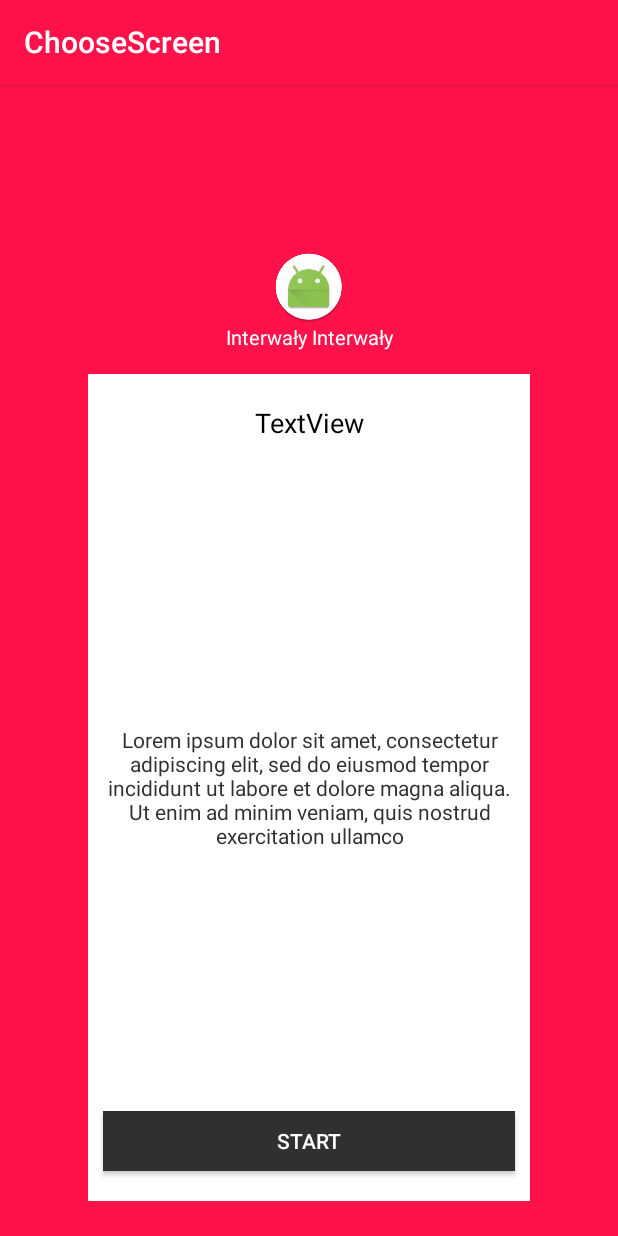
After one commit to bogusz2233/Ear-training, an Android app: the ChooseScreen screen opened directly, with no data from a screen before it, on a phone screen of 412 x 824 dp. The commit adds this screen. Run offline under Robolectric (Android 15) with nearby library versions, the phone set to English and light mode, and no system bars.

Commit message:
added new activity for choosing quest

```diff
--- a/app/src/main/AndroidManifest.xml
+++ b/app/src/main/AndroidManifest.xml
@@ -8,17 +8,23 @@
         android:label="@string/app_name"
         android:roundIcon="@drawable/logo"
         android:supportsRtl="true"
-        android:theme="@style/Theme.AppCompat.NoActionBar">
-        <activity android:name=".MainActivity"
-            android:screenOrientation="portrait"
-            >
+        android:theme="@style/Theme.AppCompat.NoActionBar"
+        android:banner="@color/colorPrimaryDark"
+        >
+        <activity
+            android:name=".MainActivity"
+            android:screenOrientation="portrait">
             <intent-filter>
                 <action android:name="android.intent.action.MAIN" />
 
                 <category android:name="android.intent.category.LAUNCHER" />
             </intent-filter>
         </activity>
-        <activity android:name=".Ikona" />
+        <activity
+            android:name=".ChooseScreen"
+            android:configChanges="orientation|keyboardHidden|screenSize"
+            android:label="@string/title_activity_choose_screen"
+            android:theme="@style/FullscreenTheme"></activity>
     </application>
 
 </manifest>
--- /dev/null
+++ b/app/src/main/java/com/example/bogusz/eartraining/ChooseScreen.java
@@ -0,0 +1,21 @@
+package com.example.bogusz.eartraining;
+
+import android.annotation.SuppressLint;
+import android.support.v7.app.ActionBar;
+import android.support.v7.app.AppCompatActivity;
+import android.os.Bundle;
+import android.os.Handler;
+import android.view.MotionEvent;
+import android.view.View;
+
+/**
+ * An example full-screen activity that shows and hides the system UI (i.e.
+ * status bar and navigation/system bar) with user interaction.
+ */
+public class ChooseScreen extends AppCompatActivity {
+    @Override
+    protected void onCreate(Bundle savedInstanceState) {
+        super.onCreate(savedInstanceState);
+        setContentView(R.layout.activity_choose_screen);
+    }
+}
--- /dev/null
+++ b/app/src/main/java/com/example/bogusz/eartraining/KartaZadan.java
@@ -0,0 +1,20 @@
+package com.example.bogusz.eartraining;
+
+
+import android.os.Bundle;
+import android.support.annotation.Nullable;
+import android.support.v4.app.Fragment;
+import android.view.LayoutInflater;
+import android.view.View;
+import android.view.ViewGroup;
+
+
+public class KartaZadan extends Fragment {
+
+    @Nullable
+    @Override
+    public View onCreateView(LayoutInflater inflater, @Nullable ViewGroup container, Bundle savedInstanceState) {
+        // ta metoda wystarczy by utworzyć fragment
+        return inflater.inflate(R.layout.fragment_karta_zadan, container,false);
+    }
+}
--- /dev/null
+++ b/app/src/main/res/layout/activity_choose_screen.xml
@@ -0,0 +1,74 @@
+<RelativeLayout xmlns:android="http://schemas.android.com/apk/res/android"
+    xmlns:app="http://schemas.android.com/apk/res-auto"
+    xmlns:tools="http://schemas.android.com/tools"
+    android:layout_width="match_parent"
+    android:layout_height="match_parent"
+    android:background="@color/colorPrimary"
+    tools:context="com.example.bogusz.eartraining.ChooseScreen"
+    android:padding="3sp"
+    >
+
+
+
+    <TableLayout
+        android:layout_width="match_parent"
+        android:layout_height="fill_parent"
+        android:shrinkColumns="*"
+        android:stretchColumns="*">
+
+        <fragment
+            android:layout_gravity="center_horizontal"
+            android:id="@+id/fragmentIkona"
+            android:name="com.example.bogusz.eartraining.IkonaFragment"
+            android:layout_width="match_parent"
+            android:layout_height="180sp"
+            android:gravity="center"
+            tools:layout="@layout/fragment_ikona" />
+        <TableRow
+            android:layout_gravity="center"
+            android:layout_width="match_parent"
+            android:layout_height="fill_parent"
+            android:paddingBottom="20sp"
+            android:paddingTop="10sp"
+            android:gravity="center"
+            >
+
+            <android.support.constraint.ConstraintLayout
+                android:background="#fff"
+                android:layout_gravity="left|center_vertical"
+                android:layout_column="0"
+                android:layout_width="match_parent"
+                android:layout_marginTop="15sp"
+                android:layout_marginBottom="15sp"
+                >
+
+            </android.support.constraint.ConstraintLayout>
+
+            <fragment
+                        android:layout_marginRight="10sp"
+                        android:layout_marginLeft="10sp"
+                        android:layout_gravity="center_horizontal"
+                        android:id="@+id/fragmentMain"
+                        android:layout_column="1"
+                        android:name="com.example.bogusz.eartraining.KartaZadan"
+                        android:layout_width="250sp"
+
+                        tools:layout="@layout/fragment_karta_zadan" />
+
+            <android.support.constraint.ConstraintLayout
+                android:layout_gravity="right|center_vertical"
+                android:background="#fff"
+                android:layout_column="2"
+                android:layout_width="match_parent"
+                android:layout_marginTop="15sp"
+                android:layout_marginBottom="15sp"
+                >
+
+            </android.support.constraint.ConstraintLayout>
+
+
+        </TableRow>
+    </TableLayout>
+
+
+</RelativeLayout>
--- a/app/src/main/res/layout/activity_main.xml
+++ b/app/src/main/res/layout/activity_main.xml
@@ -7,6 +7,7 @@
     android:weightSum="1.0"
     android:background="@color/colorPrimary"
     tools:context="com.example.bogusz.eartraining.MainActivity"
+    android:padding="2sp"
     >
 
 
@@ -24,7 +25,7 @@
             android:id="@+id/imageView3"
             app:srcCompat="@drawable/logo"
             android:layout_width="match_parent"
-            android:layout_height="200sp"
+            android:layout_height="180sp"
             />
 
 
--- /dev/null
+++ b/app/src/main/res/layout/fragment_karta_zadan.xml
@@ -0,0 +1,71 @@
+<RelativeLayout xmlns:android="http://schemas.android.com/apk/res/android"
+    xmlns:tools="http://schemas.android.com/tools"
+    android:layout_width="fill_parent"
+    android:layout_height="fill_parent"
+    android:gravity="center"
+    android:background="#ffffff"
+    tools:context="com.example.bogusz.eartraining.KartaZadan">
+
+
+    <TableLayout
+        android:id="@+id/tableLayout1"
+        android:layout_width="match_parent"
+        android:layout_height="match_parent"
+        android:paddingTop="20sp"
+        android:shrinkColumns="*"
+        android:stretchColumns="*">
+
+        <TableRow android:layout_width="fill_parent"
+            android:layout_height="0dp"
+            android:layout_weight="1"
+            android:layout_gravity="top">
+        <TextView
+            android:textSize="18sp"
+            android:textAlignment="center"
+            android:textColor="@color/headerColor"
+            android:id="@+id/tytulTrescZadania"
+            android:layout_width="match_parent"
+            android:layout_height="30sp"
+            android:text="TextView" />
+        </TableRow>
+
+        <TableRow android:layout_width="fill_parent"
+            android:layout_height="0dp"
+            android:layout_weight="1"
+            >
+
+            <TextView
+                android:gravity="center"
+                android:textAlignment="gravity"
+                android:textColor="@color/textColor"
+                android:id="@+id/tekstTrescZadania"
+                android:layout_width="match_parent"
+                android:layout_height="match_parent"
+
+                android:text="@string/tekstTrescZadania" />
+            </TableRow>
+
+        <TableRow android:layout_width="fill_parent"
+            android:layout_height="0dp"
+            android:layout_weight="1"
+            android:gravity="bottom">
+
+
+            <Button
+
+                android:layout_marginBottom="10sp"
+                android:layout_marginLeft="10sp"
+                android:layout_marginRight="10sp"
+                android:id="@+id/button2"
+                android:layout_width="match_parent"
+                android:layout_height="40sp"
+                android:text="Start"
+                android:textColor="#fff"
+                android:background="@color/textColor"
+                />
+        </TableRow>
+
+    </TableLayout>
+
+
+</RelativeLayout>
--- a/app/src/main/res/values/colors.xml
+++ b/app/src/main/res/values/colors.xml
@@ -5,4 +5,7 @@
     <color name="colorAccent">#FF4081</color>
 
     <color name="black_overlay">#66000000</color>
+
+    <color name="textColor">#303030</color>
+    <color name="headerColor">#000000</color>
 </resources>
--- a/app/src/main/res/values/strings.xml
+++ b/app/src/main/res/values/strings.xml
@@ -2,7 +2,9 @@
     <string name="app_name">Kształcenie słuchu</string>
 
     <!-- TODO: Remove or change this placeholder text -->
-    <string name="hello_blank_fragment">Hello blank fragment</string>
+    <string name="tekstTrescZadania"> Lorem ipsum dolor sit amet, consectetur adipiscing elit,
+        sed do eiusmod tempor incididunt ut labore et dolore magna aliqua. Ut enim ad minim veniam,
+        quis nostrud exercitation ullamco </string>
 
     <string name="title_activity_fullscreen">FullscreenActivity</string>
     <string name="dummy_button">Dummy Button</string>
@@ -16,4 +18,6 @@
     <string name="dyktandaMelodyczne">Dyktanda melodyczne</string>
     <string name="solfez">Solfeż</string>
 
+    <string name="title_activity_choose_screen">ChooseScreen</string>
+
 </resources>
```
Also changed, not shown: app/src/main/res/drawable/eartraining.png (added), app/src/main/res/drawable/secendscreen.png (added), 1 other file.
